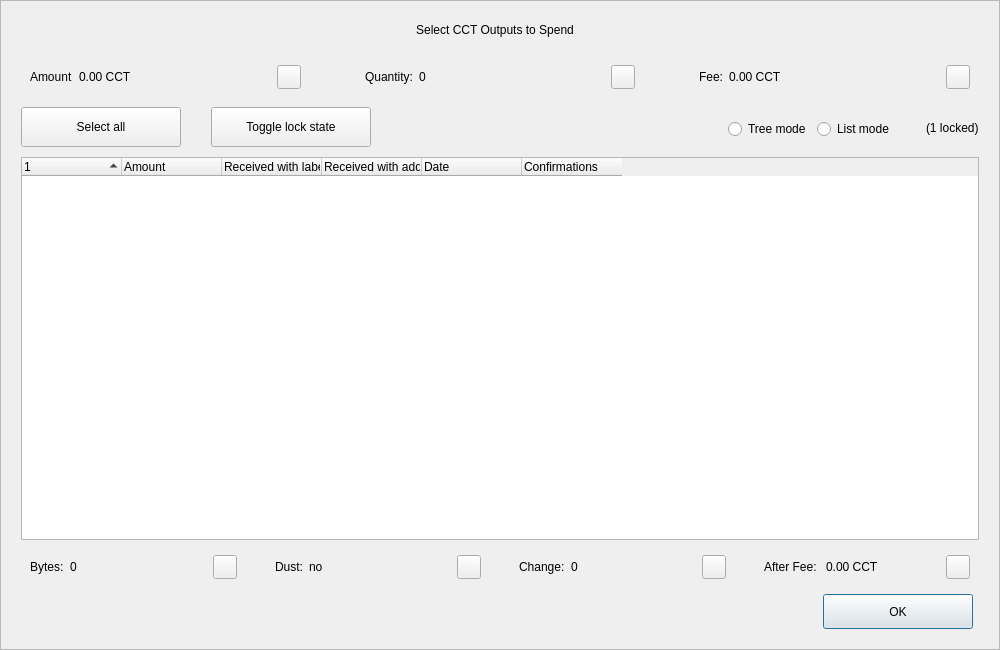
Above: src/qt/forms/coincontroldialog.ui from CONCRETE-Project/CONCRETE before the change. Below: the same form after it.
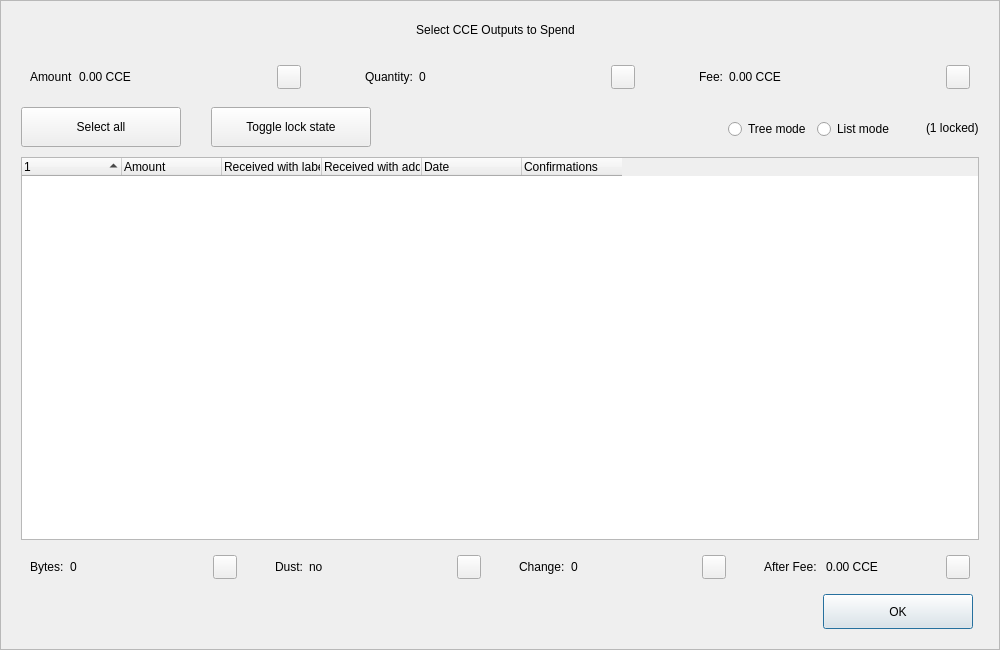
That is the form after the change. Custom widgets are drawn as their Qt base class.

Patch:
```diff
--- a/src/qt/forms/coincontroldialog.ui
+++ b/src/qt/forms/coincontroldialog.ui
@@ -98,7 +98,7 @@
            </size>
           </property>
           <property name="text">
-           <string>Select CCT Outputs to Spend</string>
+           <string>Select CCE Outputs to Spend</string>
           </property>
           <property name="alignment">
            <set>Qt::AlignCenter</set>
@@ -144,7 +144,7 @@
            <item>
             <widget class="QLabel" name="labelCoinControlAmount">
              <property name="text">
-              <string>0.00 CCT</string>
+              <string>0.00 CCE</string>
              </property>
             </widget>
            </item>
@@ -268,7 +268,7 @@
            <item>
             <widget class="QLabel" name="labelCoinControlFee">
              <property name="text">
-              <string>0.00 CCT</string>
+              <string>0.00 CCE</string>
              </property>
             </widget>
            </item>
@@ -729,7 +729,7 @@
            <item>
             <widget class="QLabel" name="labelCoinControlAfterFee">
              <property name="text">
-              <string>0.00 CCT</string>
+              <string>0.00 CCE</string>
              </property>
             </widget>
            </item>
```
